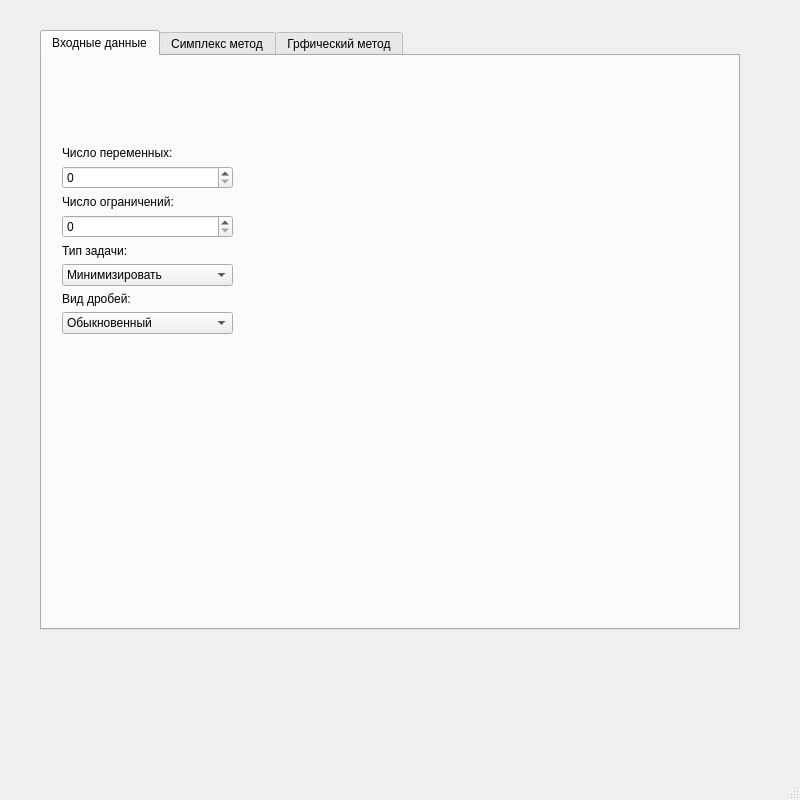
Above: mainwindow.ui from P0lskay/Simplex_graphs_methods before the change. Below: the same form after it.
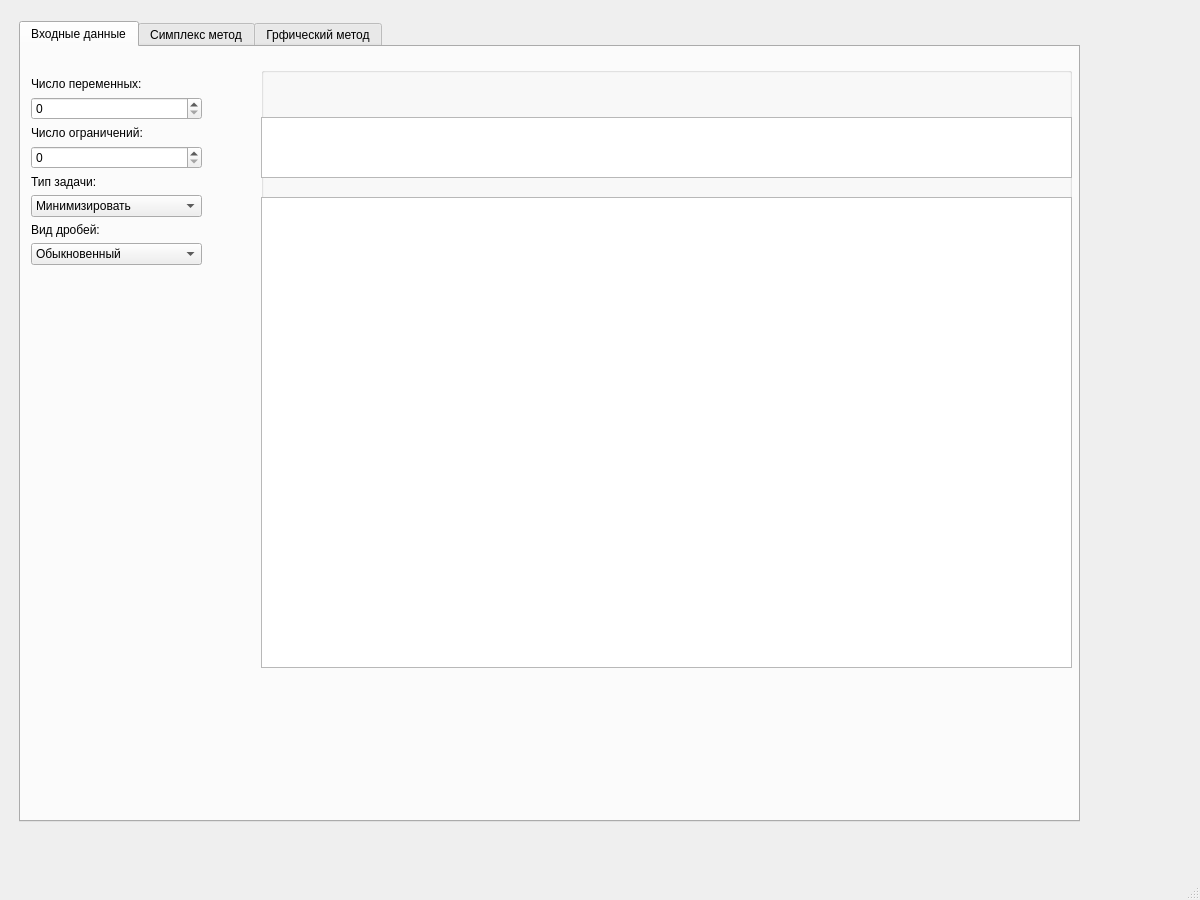
That is the form after the change.

Commit message: Реализован ввод даннх, теперь нужно их обработать передать в класс Simplex

The edit to the form file:
```diff
--- a/mainwindow.ui
+++ b/mainwindow.ui
@@ -6,20 +6,20 @@
    <rect>
     <x>0</x>
     <y>0</y>
-    <width>800</width>
-    <height>800</height>
+    <width>1200</width>
+    <height>900</height>
    </rect>
   </property>
   <property name="minimumSize">
    <size>
-    <width>800</width>
-    <height>800</height>
+    <width>1200</width>
+    <height>900</height>
    </size>
   </property>
   <property name="maximumSize">
    <size>
-    <width>800</width>
-    <height>800</height>
+    <width>1200</width>
+    <height>900</height>
    </size>
   </property>
   <property name="windowTitle">
@@ -27,26 +27,17 @@
   </property>
   <widget class="QWidget" name="centralwidget">
    <widget class="QTabWidget" name="tabWidget">
+    <property name="enabled">
+     <bool>true</bool>
+    </property>
     <property name="geometry">
      <rect>
-      <x>40</x>
-      <y>30</y>
-      <width>700</width>
-      <height>600</height>
+      <x>19</x>
+      <y>21</y>
+      <width>1061</width>
+      <height>801</height>
      </rect>
     </property>
-    <property name="minimumSize">
-     <size>
-      <width>700</width>
-      <height>600</height>
-     </size>
-    </property>
-    <property name="maximumSize">
-     <size>
-      <width>700</width>
-      <height>600</height>
-     </size>
-    </property>
     <property name="currentIndex">
      <number>0</number>
     </property>
@@ -57,8 +48,8 @@
      <widget class="QWidget" name="verticalLayoutWidget">
       <property name="geometry">
        <rect>
-        <x>20</x>
-        <y>90</y>
+        <x>10</x>
+        <y>30</y>
         <width>171</width>
         <height>341</height>
        </rect>
@@ -185,6 +176,96 @@
        </item>
       </layout>
      </widget>
+     <widget class="QGroupBox" name="groupBox">
+      <property name="geometry">
+       <rect>
+        <x>240</x>
+        <y>20</y>
+        <width>811</width>
+        <height>601</height>
+       </rect>
+      </property>
+      <property name="title">
+       <string/>
+      </property>
+      <widget class="QTableWidget" name="table_restrictions_data">
+       <property name="geometry">
+        <rect>
+         <x>0</x>
+         <y>130</y>
+         <width>811</width>
+         <height>471</height>
+        </rect>
+       </property>
+       <property name="inputMethodHints">
+        <set>Qt::ImhNone</set>
+       </property>
+       <property name="frameShape">
+        <enum>QFrame::StyledPanel</enum>
+       </property>
+       <property name="frameShadow">
+        <enum>QFrame::Plain</enum>
+       </property>
+       <property name="midLineWidth">
+        <number>1</number>
+       </property>
+       <property name="rowCount">
+        <number>0</number>
+       </property>
+       <property name="columnCount">
+        <number>0</number>
+       </property>
+       <attribute name="horizontalHeaderCascadingSectionResizes">
+        <bool>false</bool>
+       </attribute>
+       <attribute name="horizontalHeaderMinimumSectionSize">
+        <number>50</number>
+       </attribute>
+       <attribute name="horizontalHeaderDefaultSectionSize">
+        <number>50</number>
+       </attribute>
+       <attribute name="verticalHeaderCascadingSectionResizes">
+        <bool>false</bool>
+       </attribute>
+       <attribute name="verticalHeaderMinimumSectionSize">
+        <number>30</number>
+       </attribute>
+       <attribute name="verticalHeaderDefaultSectionSize">
+        <number>30</number>
+       </attribute>
+      </widget>
+      <widget class="QTableWidget" name="table_task_data">
+       <property name="geometry">
+        <rect>
+         <x>0</x>
+         <y>50</y>
+         <width>811</width>
+         <height>61</height>
+        </rect>
+       </property>
+       <property name="inputMethodHints">
+        <set>Qt::ImhNone</set>
+       </property>
+       <property name="rowCount">
+        <number>0</number>
+       </property>
+       <property name="columnCount">
+        <number>0</number>
+       </property>
+       <attribute name="horizontalHeaderMinimumSectionSize">
+        <number>50</number>
+       </attribute>
+       <attribute name="horizontalHeaderDefaultSectionSize">
+        <number>50</number>
+       </attribute>
+       <attribute name="verticalHeaderMinimumSectionSize">
+        <number>30</number>
+       </attribute>
+       <attribute name="verticalHeaderDefaultSectionSize">
+        <number>50</number>
+       </attribute>
+      </widget>
+     </widget>
     </widget>
     <widget class="QWidget" name="tab">
      <attribute name="title">
```
Left out of the diff: 2 changed lines with no effect on the pictures. The commit also changes 2 other files.
